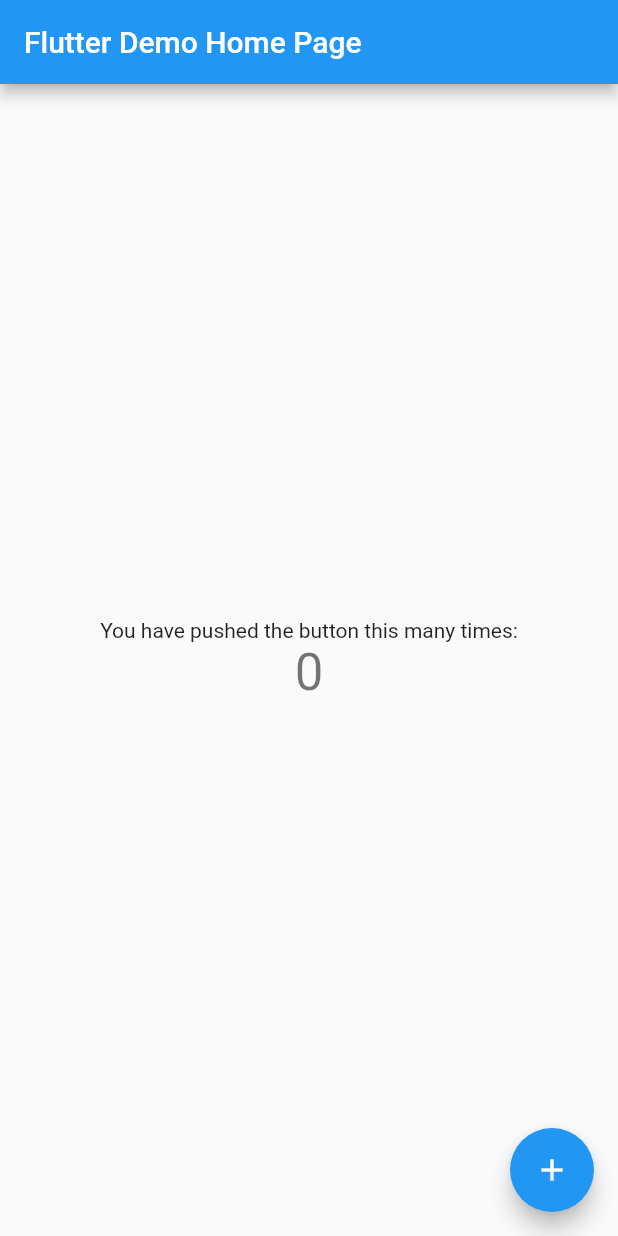
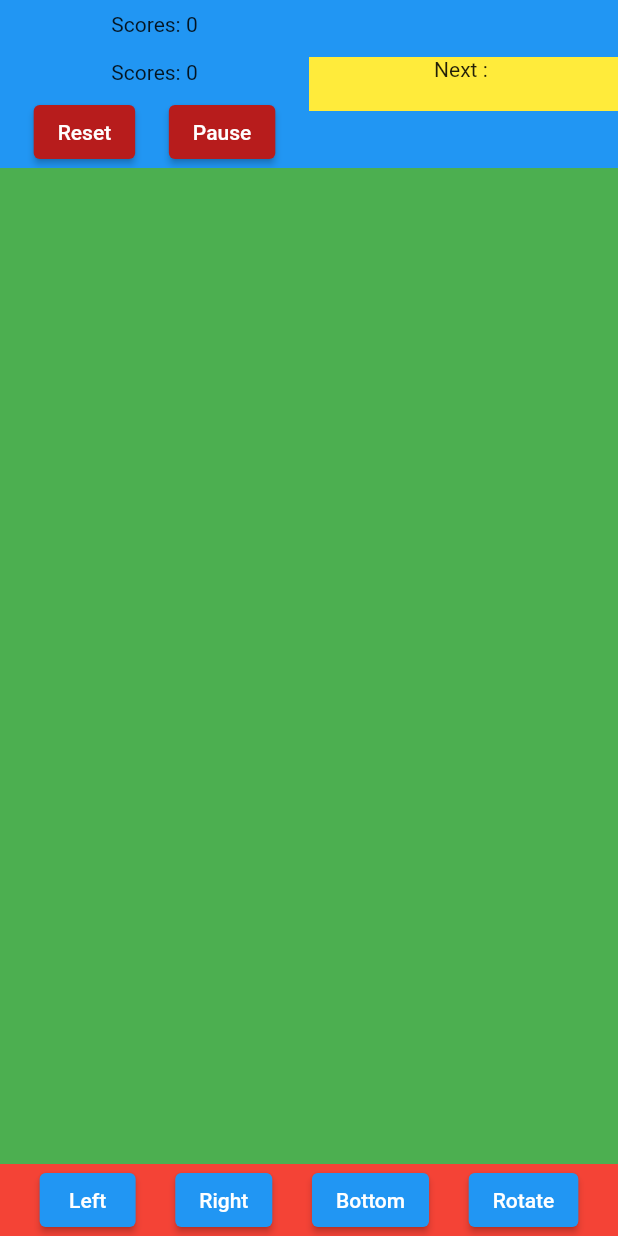
Before and after one commit to MinevichAndrei/Tetris, a Flutter app: the screen it shows after launch, on a phone screen of 412 x 824 dp. Run offline on Flutter 3.47's test engine with Material 2 defaults, Android fonts, the phone set to English and light mode, and no system bars.

Commit message:
WIP: main_widget

```diff
--- a/analysis_options.yaml
+++ b/analysis_options.yaml
@@ -22,6 +22,7 @@ linter:
   # `// ignore_for_file: name_of_lint` syntax on the line or in the file
   # producing the lint.
   rules:
+    prefer_const_constructors : false
     # avoid_print: false  # Uncomment to disable the `avoid_print` rule
     # prefer_single_quotes: true  # Uncomment to enable the `prefer_single_quotes` rule
 
--- /dev/null
+++ b/lib/game.dart
@@ -0,0 +1,122 @@
+import 'package:flutter/material.dart';
+
+class TetrisGame extends StatefulWidget {
+  const TetrisGame({Key? key}) : super(key: key);
+
+  @override
+  _TetrisGameState createState() => _TetrisGameState();
+}
+
+class _TetrisGameState extends State<TetrisGame> {
+  @override
+  void initState() {
+    super.initState();
+  }
+
+  @override
+  Widget build(BuildContext context) {
+    double sizePerSquare = 40;
+    return Scaffold(
+      body: Container(
+        decoration: BoxDecoration(color: Colors.blue),
+        child: SafeArea(
+          child: LayoutBuilder(builder: (context, constraints) {
+            return Column(
+              children: [
+                Row(
+                  mainAxisAlignment: MainAxisAlignment.spaceEvenly,
+                  crossAxisAlignment: CrossAxisAlignment.center,
+                  children: [
+                    Container(
+                      width: constraints.biggest.width / 2,
+                      child: Column(
+                        mainAxisAlignment: MainAxisAlignment.spaceEvenly,
+                        children: [
+                          Padding(
+                            padding: EdgeInsets.all(8.0),
+                            child: Text("Scores: ${0}"),
+                          ),
+                          Padding(
+                            padding: EdgeInsets.all(8.0),
+                            child: Text("Scores: ${0}"),
+                          ),
+                          Row(
+                            mainAxisAlignment: MainAxisAlignment.spaceEvenly,
+                            children: [
+                              ElevatedButton(
+                                style: ButtonStyle(
+                                    backgroundColor:
+                                        MaterialStateColor.resolveWith(
+                                            (states) => Colors.red.shade900)),
+                                onPressed: () {},
+                                child: Text("Reset"),
+                              ),
+                              ElevatedButton(
+                                style: ButtonStyle(
+                                    backgroundColor:
+                                        MaterialStateColor.resolveWith(
+                                            (states) => Colors.red.shade900)),
+                                onPressed: () {},
+                                child: Text("Pause"),
+                              ),
+                            ],
+                          ),
+                        ],
+                      ),
+                    ),
+                    Container(
+                      width: constraints.biggest.width / 2,
+                      decoration: BoxDecoration(color: Colors.yellow),
+                      child: Column(
+                        children: [
+                          Text("Next : "),
+                          Container(
+                            padding: EdgeInsets.symmetric(
+                                horizontal: 40, vertical: 10),
+                            child: Container(),
+                          ),
+                        ],
+                      ),
+                    ),
+                  ],
+                ),
+                Expanded(
+                  child: Container(
+                    alignment: Alignment.center,
+                    width: double.maxFinite,
+                    decoration: BoxDecoration(color: Colors.green),
+                    child: Container(),
+                  ),
+                ),
+                Container(
+                  decoration: BoxDecoration(color: Colors.red),
+                  child: Row(
+                    mainAxisAlignment: MainAxisAlignment.spaceEvenly,
+                    children: [
+                      ElevatedButton(
+                        onPressed: () {},
+                        child: Text("Left"),
+                      ),
+                      ElevatedButton(
+                        onPressed: () {},
+                        child: Text("Right"),
+                      ),
+                      ElevatedButton(
+                        onPressed: () {},
+                        child: Text("Bottom"),
+                      ),
+                      ElevatedButton(
+                        onPressed: () {},
+                        child: Text("Rotate"),
+                      ),
+                    ],
+                  ),
+                ),
+              ],
+            );
+          }),
+        ),
+      ),
+    );
+  }
+}
--- a/lib/main.dart
+++ b/lib/main.dart
@@ -1,4 +1,5 @@
 import 'package:flutter/material.dart';
+import 'package:tetris/game.dart';
 
 void main() {
   runApp(const MyApp());
@@ -7,109 +8,14 @@ void main() {
 class MyApp extends StatelessWidget {
   const MyApp({Key? key}) : super(key: key);
 
-  // This widget is the root of your application.
   @override
   Widget build(BuildContext context) {
     return MaterialApp(
       title: 'Flutter Demo',
       theme: ThemeData(
-        // This is the theme of your application.
-        //
-        // Try running your application with "flutter run". You'll see the
-        // application has a blue toolbar. Then, without quitting the app, try
-        // changing the primarySwatch below to Colors.green and then invoke
-        // "hot reload" (press "r" in the console where you ran "flutter run",
-        // or simply save your changes to "hot reload" in a Flutter IDE).
-        // Notice that the counter didn't reset back to zero; the application
-        // is not restarted.
         primarySwatch: Colors.blue,
       ),
-      home: const MyHomePage(title: 'Flutter Demo Home Page'),
+      home: TetrisGame(),
     );
   }
 }
-
-class MyHomePage extends StatefulWidget {
-  const MyHomePage({Key? key, required this.title}) : super(key: key);
-
-  // This widget is the home page of your application. It is stateful, meaning
-  // that it has a State object (defined below) that contains fields that affect
-  // how it looks.
-
-  // This class is the configuration for the state. It holds the values (in this
-  // case the title) provided by the parent (in this case the App widget) and
-  // used by the build method of the State. Fields in a Widget subclass are
-  // always marked "final".
-
-  final String title;
-
-  @override
-  State<MyHomePage> createState() => _MyHomePageState();
-}
-
-class _MyHomePageState extends State<MyHomePage> {
-  int _counter = 0;
-
-  void _incrementCounter() {
-    setState(() {
-      // This call to setState tells the Flutter framework that something has
-      // changed in this State, which causes it to rerun the build method below
-      // so that the display can reflect the updated values. If we changed
-      // _counter without calling setState(), then the build method would not be
-      // called again, and so nothing would appear to happen.
-      _counter++;
-    });
-  }
-
-  @override
-  Widget build(BuildContext context) {
-    // This method is rerun every time setState is called, for instance as done
-    // by the _incrementCounter method above.
-    //
-    // The Flutter framework has been optimized to make rerunning build methods
-    // fast, so that you can just rebuild anything that needs updating rather
-    // than having to individually change instances of widgets.
-    return Scaffold(
-      appBar: AppBar(
-        // Here we take the value from the MyHomePage object that was created by
-        // the App.build method, and use it to set our appbar title.
-        title: Text(widget.title),
-      ),
-      body: Center(
-        // Center is a layout widget. It takes a single child and positions it
-        // in the middle of the parent.
-        child: Column(
-          // Column is also a layout widget. It takes a list of children and
-          // arranges them vertically. By default, it sizes itself to fit its
-          // children horizontally, and tries to be as tall as its parent.
-          //
-          // Invoke "debug painting" (press "p" in the console, choose the
-          // "Toggle Debug Paint" action from the Flutter Inspector in Android
-          // Studio, or the "Toggle Debug Paint" command in Visual Studio Code)
-          // to see the wireframe for each widget.
-          //
-          // Column has various properties to control how it sizes itself and
-          // how it positions its children. Here we use mainAxisAlignment to
-          // center the children vertically; the main axis here is the vertical
-          // axis because Columns are vertical (the cross axis would be
-          // horizontal).
-          mainAxisAlignment: MainAxisAlignment.center,
-          children: <Widget>[
-            const Text(
-              'You have pushed the button this many times:',
-            ),
-            Text(
-              '$_counter',
-              style: Theme.of(context).textTheme.headline4,
-            ),
-          ],
-        ),
-      ),
-      floatingActionButton: FloatingActionButton(
-        onPressed: _incrementCounter,
-        tooltip: 'Increment',
-        child: const Icon(Icons.add),
-      ), // This trailing comma makes auto-formatting nicer for build methods.
-    );
-  }
-}
```
Also changed, not shown: 1 other file.
